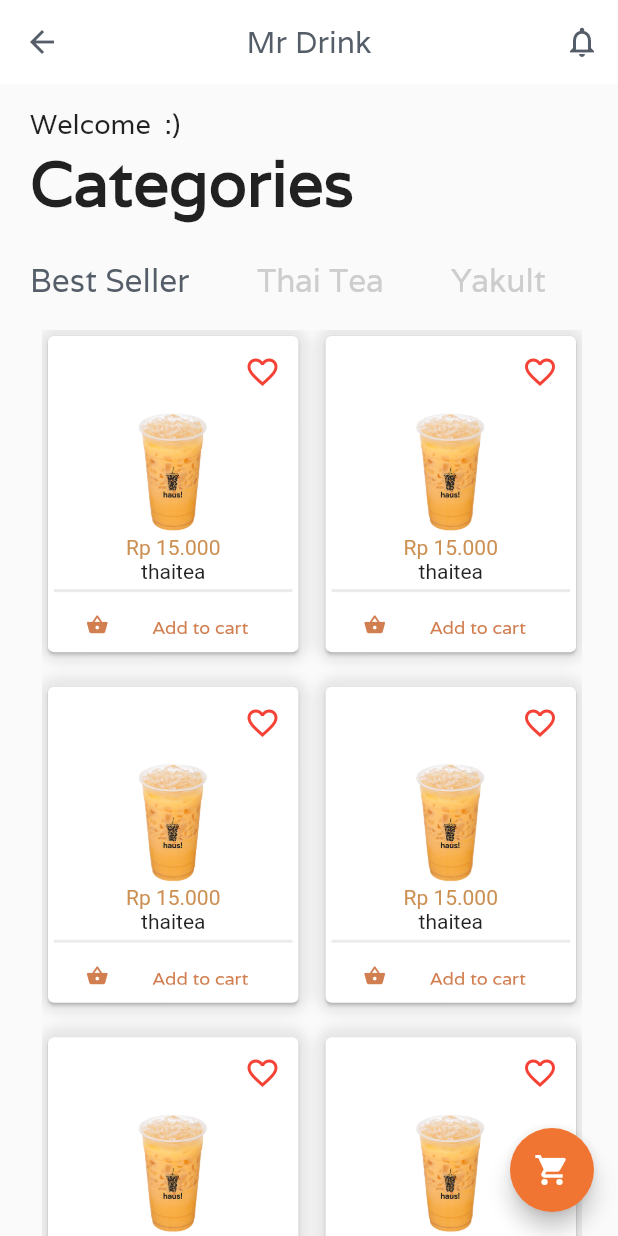
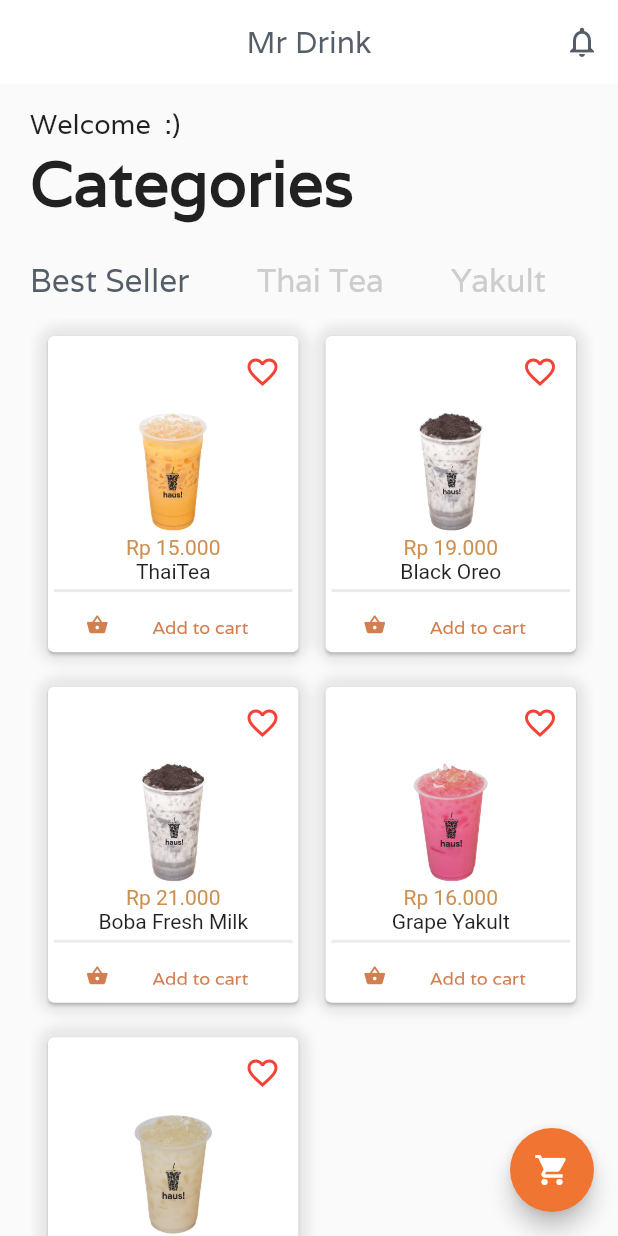
Before and after one commit to abdullahJufri/mr_drink, a Flutter app: the MainScreen screen opened directly with empty values, on a phone screen of 412 x 824 dp. Run offline on Flutter 3.47's test engine with Material 2 defaults, Android fonts, the phone set to English and light mode, and no system bars; Roboto replaces fonts that are missing (Valera).

Commit message:
merapikan kode

```diff
--- a/lib/detail_screen.dart
+++ b/lib/detail_screen.dart
@@ -44,10 +44,10 @@ class DrinkDetail extends StatelessWidget {
             Padding(
               padding: EdgeInsets.only(left: 20.0),
               child: Text(
-                  'MR. DRINK',
+                  place.name,
                   style: TextStyle(
                       fontFamily: 'Varela',
-                      fontSize: 42.0,
+                      fontSize: 35.0,
                       fontWeight: FontWeight.bold,
                       color: Color(0xFFF17532))
               ),
@@ -70,13 +70,13 @@ class DrinkDetail extends StatelessWidget {
                       color: Color(0xFFF17532))),
             ),
             SizedBox(height: 10.0),
-            Center(
-              child: Text(place.name,
-                  style: TextStyle(
-                      color: Color(0xFF575E67),
-                      fontFamily: 'Varela',
-                      fontSize: 24.0)),
-            ),
+            // Center(
+            //   child: Text(place.name,
+            //       style: TextStyle(
+            //           color: Color(0xFF575E67),
+            //           fontFamily: 'Varela',
+            //           fontSize: 24.0)),
+            // ),
             SizedBox(height: 20.0),
             Center(
               child: Container(
--- a/lib/login.dart
+++ b/lib/login.dart
@@ -8,7 +8,7 @@ class Login extends StatefulWidget {
 }
 
 class _LoginState extends State<Login> {
-  late String value;
+   String value = '';
 
   @override
   Widget build(BuildContext context) {
@@ -63,7 +63,7 @@ class _LoginState extends State<Login> {
                     //       );
                     //     });
                   },
-                  child: Text('Submit'),
+                  child: Text('Login'),
                   style: ElevatedButton.styleFrom(
                     primary: Color(0xFFF17532),
 
--- a/lib/main_screen.dart
+++ b/lib/main_screen.dart
@@ -32,13 +32,6 @@ class _MainScreenState extends State<MainScreen>
         backgroundColor: Colors.white,
         elevation: 0.0,
         centerTitle: true,
-        leading: IconButton(
-          icon: Icon(
-            Icons.arrow_back,
-            color: Color(0xFF545D68),
-          ),
-          onPressed: () {},
-        ),
         title: Text(
           'Mr Drink',
           style: TextStyle(
@@ -106,8 +99,14 @@ class _MainScreenState extends State<MainScreen>
                     gridCount: 2,
                     add: false,
                   ),
-                  DrinkPage(),
-                  DrinkPage(),
+                  DrinkList(
+                    gridCount: 2,
+                    add: false,
+                  ),
+                  DrinkList(
+                    gridCount: 2,
+                    add: false,
+                  ),
                 ],
               ),
             ),
--- a/lib/model/drink_data.dart
+++ b/lib/model/drink_data.dart
@@ -14,61 +14,43 @@ class DrinkData {
 
 var drinkDataList = [
   DrinkData(
-    name: 'thaitea',
+    name: 'ThaiTea',
     price: 'Rp 15.000',
     description:
-        'Berada di jalur utama Bandung-Lembang, Farm House menjadi objek wisata yang tidak pernah sepi pengunjung. Selain karena letaknya strategis, kawasan ini juga menghadirkan nuansa wisata khas Eropa. Semua itu diterapkan dalam bentuk spot swafoto Instagramable.',
-    imageAsset: 'images/thaitea.png',
-  ),
-  DrinkData(
-    name: 'thaitea',
-    price: 'Rp 15.000',
-    description:
-        'Berada di jalur utama Bandung-Lembang, Farm House menjadi objek wisata yang tidak pernah sepi pengunjung. Selain karena letaknya strategis, kawasan ini juga menghadirkan nuansa wisata khas Eropa. Semua itu diterapkan dalam bentuk spot swafoto Instagramable.',
-    imageAsset: 'images/thaitea.png',
-  ),
-  DrinkData(
-    name: 'thaitea',
-    price: 'Rp 15.000',
-    description:
-        'Berada di jalur utama Bandung-Lembang, Farm House menjadi objek wisata yang tidak pernah sepi pengunjung. Selain karena letaknya strategis, kawasan ini juga menghadirkan nuansa wisata khas Eropa. Semua itu diterapkan dalam bentuk spot swafoto Instagramable.',
-    imageAsset: 'images/thaitea.png',
-  ),
-  DrinkData(
-    name: 'thaitea',
-    price: 'Rp 15.000',
-    description:
-        'Berada di jalur utama Bandung-Lembang, Farm House menjadi objek wisata yang tidak pernah sepi pengunjung. Selain karena letaknya strategis, kawasan ini juga menghadirkan nuansa wisata khas Eropa. Semua itu diterapkan dalam bentuk spot swafoto Instagramable.',
-    imageAsset: 'images/thaitea.png',
-  ),
-  DrinkData(
-    name: 'thaitea',
-    price: 'Rp 15.000',
-    description:
-        'Berada di jalur utama Bandung-Lembang, Farm House menjadi objek wisata yang tidak pernah sepi pengunjung. Selain karena letaknya strategis, kawasan ini juga menghadirkan nuansa wisata khas Eropa. Semua itu diterapkan dalam bentuk spot swafoto Instagramable.',
+        'Sama seperti namanya Thai Tea ini adalah varian teh yang berasal dari negeri gajah putih Thailand yang kini sudah mendunia dan bahkan jadi banyak sekali peminatnya. Dulunya sekitar tahun 1980’an, ada seorang pedagang dari China yang menyalurkan teh yang mejadi bahan baku Thai Tea yaitu Cha Yen Tea yang merupakan teh hitam atau black tea, namun karena harganya yang melambung, Cha Yen kemudian digantikan dengan seduhan teh Ceylon, teh hitam beraroma sangat pekat yang berasal dari Sri Lanka.',
     imageAsset: 'images/thaitea.png',
   ),
 
   DrinkData(
-    name: 'thaitea',
-    price: 'Rp 15.000',
+    name: 'Black Oreo',
+    price: 'Rp 19.000',
     description:
-    'Berada di jalur utama Bandung-Lembang, Farm House menjadi objek wisata yang tidak pernah sepi pengunjung. Selain karena letaknya strategis, kawasan ini juga menghadirkan nuansa wisata khas Eropa. Semua itu diterapkan dalam bentuk spot swafoto Instagramable.',
-    imageAsset: 'images/thaitea.png',
+    'Black Oreo merupakan olahan minuman dingin berbahan susu cair, whipped cream, biskuit oreo, es batu, dan juga susu kental manis. Rasanya manis, creamy, dan segar. Cara pembuatannya sangat mudah dan tampilannya mirip dengan minuman di restoran atau cafe.',
+    imageAsset: 'images/black_oreo.png',
   ),
 
   DrinkData(
-    name: 'thaitea',
-    price: 'Rp 15.000',
+    name: 'Boba Fresh Milk',
+    price: 'Rp 21.000',
     description:
-    'Berada di jalur utama Bandung-Lembang, Farm House menjadi objek wisata yang tidak pernah sepi pengunjung. Selain karena letaknya strategis, kawasan ini juga menghadirkan nuansa wisata khas Eropa. Semua itu diterapkan dalam bentuk spot swafoto Instagramable.',
-    imageAsset: 'images/thaitea.png',
+    ' Bubble tea merupakan minuman yang tengah naik daun karena rasanya yang manis, creamy berpadu dengan tekstur boba yang kenyal. Boba berbahan dasar tepung tapioka yaitu tepung dari singkong.',
+    imageAsset: 'images/black_oreo.png',
   ),
+
   DrinkData(
-    name: 'thaitea',
-    price: 'Rp 15.000',
+    name: 'Grape Yakult',
+    price: 'Rp 16.000',
     description:
-    'Berada di jalur utama Bandung-Lembang, Farm House menjadi objek wisata yang tidak pernah sepi pengunjung. Selain karena letaknya strategis, kawasan ini juga menghadirkan nuansa wisata khas Eropa. Semua itu diterapkan dalam bentuk spot swafoto Instagramable.',
-    imageAsset: 'images/thaitea.png',
+    'Yakult adalah suplemen makanan berbentuk minuman probiotik. Yakult mengandung bakteri baik Lactobacillus casei shirota strain, yang biasanya juga hidup secara alami dalam usus manusia. Kini hadir dengan rasa anggur yang segar. ',
+    imageAsset: 'images/grape_yakult.png',
   ),
+
+  DrinkData(
+    name: 'Lychee Yakult',
+    price: 'Rp 16.000',
+    description:
+    'Yakult adalah suplemen makanan berbentuk minuman probiotik. Yakult mengandung bakteri baik Lactobacillus casei shirota strain, yang biasanya juga hidup secara alami dalam usus manusia. Kini hadir dengan rasa leci yang segar. ',
+    imageAsset: 'images/lychee_yakult.png',
+  ),
+
 ];
```
